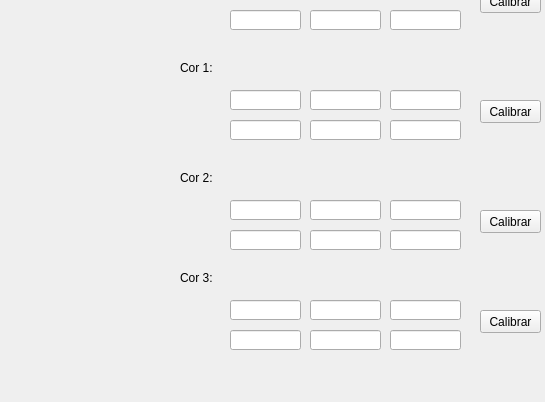
The window that ColorManagement.ui (erufes/erus-vsss-python) describes before a commit, drawn with Qt 5; both pictures show x 490 to 1035 and y 260 to 662 of the 1035 by 662 pixel window.
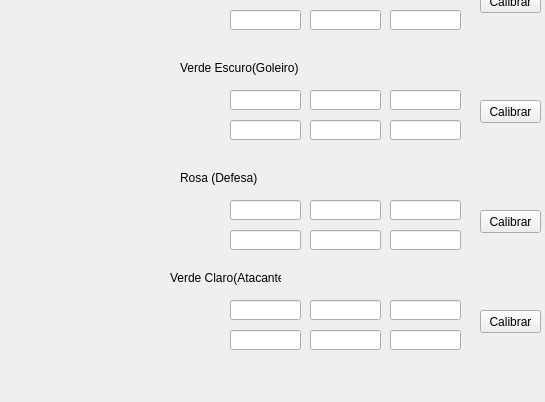
The same window after the commit.

Diff of the .ui file:
```diff
--- a/ColorManagement.ui
+++ b/ColorManagement.ui
@@ -289,12 +289,12 @@
     <rect>
      <x>670</x>
      <y>320</y>
-     <width>81</width>
+     <width>131</width>
      <height>16</height>
     </rect>
    </property>
    <property name="text">
-    <string>Cor 1:</string>
+    <string>Verde Escuro(Goleiro)</string>
    </property>
   </widget>
   <widget class="QLineEdit" name="cor1LowerV">
@@ -424,7 +424,7 @@
     </rect>
    </property>
    <property name="text">
-    <string>Cor 2:</string>
+    <string>Rosa (Defesa)</string>
    </property>
   </widget>
   <widget class="QLineEdit" name="cor3LowerV">
@@ -443,14 +443,14 @@
   <widget class="QLabel" name="cor3Label">
    <property name="geometry">
     <rect>
-     <x>670</x>
+     <x>660</x>
      <y>530</y>
-     <width>81</width>
+     <width>111</width>
      <height>16</height>
     </rect>
    </property>
    <property name="text">
-    <string>Cor 3:</string>
+    <string>Verde Claro(Atacante)</string>
    </property>
   </widget>
   <widget class="QLineEdit" name="cor3UpperV">
```
